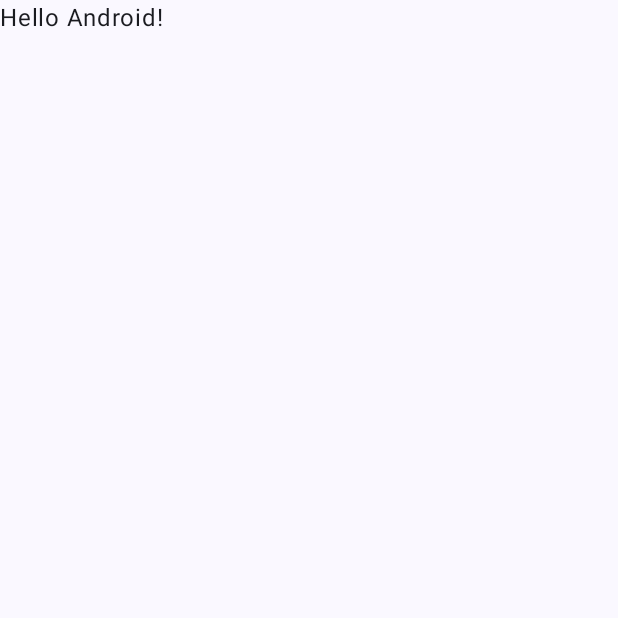
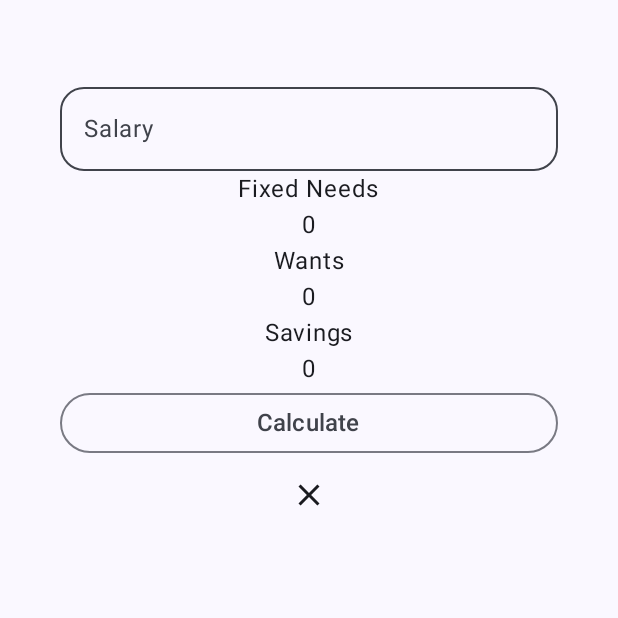
Before and after one commit to vcioffi/SalaryManagement, an Android app built with Jetpack Compose: the screen it shows after launch (MainActivity), on a phone screen of 412 x 824 dp, the top half of it. Before the commit the part shown is almost empty. Run offline under Robolectric (Android 15) with nearby library versions, the phone set to English and light mode, and no system bars.

Commit message:
base App

```diff
--- a/app/build.gradle.kts
+++ b/app/build.gradle.kts
@@ -5,12 +5,12 @@ plugins {
 
 android {
     namespace = "com.cioffi.salarymanagement"
-    compileSdk = 34
+    compileSdk = 35
 
     defaultConfig {
         applicationId = "com.cioffi.salarymanagement"
         minSdk = 34
-        targetSdk = 34
+        targetSdk = 35
         versionCode = 1
         versionName = "1.0"
 
@@ -66,4 +66,5 @@ dependencies {
     androidTestImplementation(libs.androidx.ui.test.junit4)
     debugImplementation(libs.androidx.ui.tooling)
     debugImplementation(libs.androidx.ui.test.manifest)
+    implementation(libs.androidx.lifecycle.viewmodel.compose)
 }
--- a/app/src/main/AndroidManifest.xml
+++ b/app/src/main/AndroidManifest.xml
@@ -3,6 +3,7 @@
     xmlns:tools="http://schemas.android.com/tools">
 
     <application
+        android:name=".SalaryMgtApp"
         android:allowBackup="true"
         android:dataExtractionRules="@xml/data_extraction_rules"
         android:fullBackupContent="@xml/backup_rules"
@@ -10,8 +11,7 @@
         android:label="@string/app_name"
         android:roundIcon="@mipmap/ic_launcher_round"
         android:supportsRtl="true"
-        android:theme="@style/Theme.SalaryManagement"
-        tools:targetApi="31">
+        android:theme="@style/Theme.SalaryManagement">
         <activity
             android:name=".MainActivity"
             android:exported="true"
--- a/app/src/main/java/com/cioffi/salarymanagement/MainActivity.kt
+++ b/app/src/main/java/com/cioffi/salarymanagement/MainActivity.kt
@@ -5,12 +5,9 @@ import androidx.activity.ComponentActivity
 import androidx.activity.compose.setContent
 import androidx.activity.enableEdgeToEdge
 import androidx.compose.foundation.layout.fillMaxSize
-import androidx.compose.foundation.layout.padding
-import androidx.compose.material3.Scaffold
-import androidx.compose.material3.Text
-import androidx.compose.runtime.Composable
+import androidx.compose.material3.Surface
 import androidx.compose.ui.Modifier
-import androidx.compose.ui.tooling.preview.Preview
+import com.cioffi.salarymanagement.ui.home.HomeScreen
 import com.cioffi.salarymanagement.ui.theme.SalaryManagementTheme
 
 class MainActivity : ComponentActivity() {
@@ -19,29 +16,10 @@ class MainActivity : ComponentActivity() {
         enableEdgeToEdge()
         setContent {
             SalaryManagementTheme {
-                Scaffold(modifier = Modifier.fillMaxSize()) { innerPadding ->
-                    Greeting(
-                        name = "Android",
-                        modifier = Modifier.padding(innerPadding)
-                    )
+                Surface(modifier = Modifier.fillMaxSize()) {
+                    HomeScreen()
                 }
             }
         }
     }
 }
-
-@Composable
-fun Greeting(name: String, modifier: Modifier = Modifier) {
-    Text(
-        text = "Hello $name!",
-        modifier = modifier
-    )
-}
-
-@Preview(showBackground = true)
-@Composable
-fun GreetingPreview() {
-    SalaryManagementTheme {
-        Greeting("Android")
-    }
-}
--- /dev/null
+++ b/app/src/main/java/com/cioffi/salarymanagement/SalaryMgtmApplication.kt
@@ -0,0 +1,14 @@
+package com.cioffi.salarymanagement
+
+import android.app.Application
+import com.cioffi.salarymanagement.data.AppContainer
+
+class SalaryMgtApp : Application() {
+
+    lateinit var container: AppContainer
+
+    override fun onCreate() {
+        super.onCreate()
+//        container = AppContainer(this)
+   }
+}
--- /dev/null
+++ b/app/src/main/java/com/cioffi/salarymanagement/ui/home/HomeSceen.kt
@@ -0,0 +1,104 @@
+package com.cioffi.salarymanagement.ui.home
+
+
+import androidx.compose.foundation.layout.Arrangement
+import androidx.compose.foundation.layout.Column
+import androidx.compose.foundation.layout.fillMaxWidth
+import androidx.compose.foundation.layout.padding
+import androidx.compose.foundation.layout.safeDrawingPadding
+import androidx.compose.foundation.layout.statusBarsPadding
+import androidx.compose.foundation.rememberScrollState
+import androidx.compose.foundation.text.KeyboardOptions
+import androidx.compose.foundation.verticalScroll
+import androidx.compose.material.icons.Icons
+import androidx.compose.material.icons.filled.Clear
+import androidx.compose.material3.Icon
+import androidx.compose.material3.IconButton
+import androidx.compose.material3.MaterialTheme.colorScheme
+import androidx.compose.material3.MaterialTheme.shapes
+import androidx.compose.material3.OutlinedButton
+import androidx.compose.material3.OutlinedTextField
+import androidx.compose.material3.Text
+import androidx.compose.material3.TextFieldDefaults
+import androidx.compose.runtime.Composable
+import androidx.compose.runtime.collectAsState
+import androidx.compose.runtime.getValue
+import androidx.compose.ui.Alignment
+import androidx.compose.ui.Modifier
+import androidx.compose.ui.res.stringResource
+import androidx.compose.ui.text.input.KeyboardType
+import androidx.compose.ui.tooling.preview.Preview
+import androidx.compose.ui.unit.dp
+import androidx.compose.ui.unit.sp
+import androidx.lifecycle.viewmodel.compose.viewModel
+import com.cioffi.salarymanagement.R
+import com.cioffi.salarymanagement.ui.theme.SalaryManagementTheme
+
+
+@Composable
+fun HomeScreen(homeViewModel: HomeViewModel = viewModel()) {
+    val homeUiState by homeViewModel.uiState.collectAsState()
+
+    Column(
+        modifier = Modifier
+            .statusBarsPadding()
+            .padding(horizontal = 40.dp, vertical = 50.dp)
+            .verticalScroll(rememberScrollState())
+            .safeDrawingPadding(),
+        horizontalAlignment = Alignment.CenterHorizontally,
+        verticalArrangement = Arrangement.Top){
+        EditNumberField(homeViewModel.salary, onSalaryChanged = {homeViewModel.updateSalary(it)})
+        AmountText(label = stringResource(R.string.fixed_needs), value =homeUiState.fixedNeeds )
+        AmountText(label = stringResource(R.string.wants), value =homeUiState.wants )
+        AmountText(label = stringResource(R.string.savings), value =homeUiState.savings )
+        OutlinedButton(
+            onClick = { homeViewModel.calcPercentage() },
+            modifier = Modifier.fillMaxWidth()
+        ) {
+            Text(
+                text = stringResource(R.string.calculate),
+                fontSize = 16.sp
+            )
+        }
+        IconButton(onClick = { homeViewModel.onClear() }) {
+            Icon(Icons.Filled.Clear, contentDescription = "Clear")
+        }
+    }
+}
+
+@Composable
+fun EditNumberField(salary : String, onSalaryChanged: (String) -> Unit,modifier: Modifier = Modifier) {
+
+    OutlinedTextField(
+        value = salary,
+        singleLine = true,
+        shape = shapes.large,
+        modifier = Modifier.fillMaxWidth(),
+
+        colors = TextFieldDefaults.colors(
+            focusedContainerColor = colorScheme.surface,
+            unfocusedContainerColor = colorScheme.surface,
+            disabledContainerColor = colorScheme.surface,
+        ),
+        onValueChange = onSalaryChanged,
+        label = {Text(stringResource(R.string.salary))},
+        keyboardOptions = KeyboardOptions.Default.copy(
+            keyboardType = KeyboardType.Number
+        )
+    )
+}
+
+@Composable
+fun AmountText(label:String,value:Int){
+    Text(text = label)
+    Text(text = value.toString())
+}
+
+
+@Preview(showBackground = true)
+@Composable
+fun GreetingPreview() {
+    SalaryManagementTheme {
+        HomeScreen()
+    }
+}
--- /dev/null
+++ b/app/src/main/java/com/cioffi/salarymanagement/ui/home/HomeViewModel.kt
@@ -0,0 +1,54 @@
+package com.cioffi.salarymanagement.ui.home
+
+import androidx.compose.runtime.getValue
+import androidx.compose.runtime.mutableStateOf
+import androidx.compose.runtime.setValue
+import androidx.lifecycle.ViewModel
+import kotlinx.coroutines.flow.MutableStateFlow
+import kotlinx.coroutines.flow.StateFlow
+import kotlinx.coroutines.flow.asStateFlow
+import kotlinx.coroutines.flow.update
+
+data class homeUiState(
+    val fixedNeeds: Int = 0,  //50%
+    val wants: Int = 0,       //30%
+    val savings: Int = 0      //20%
+)
+
+class HomeViewModel :ViewModel() {
+
+    private val _uiState = MutableStateFlow(homeUiState())
+    val uiState: StateFlow<homeUiState> = _uiState.asStateFlow()
+
+    var salary by mutableStateOf("")
+        private set
+
+
+    fun updateSalary(sal: String){
+        salary = sal
+    }
+
+    fun calcPercentage() {
+        val sal = salary.toInt()
+        if(sal > 0 ) {
+            _uiState.update { it ->
+                it.copy(
+                    fixedNeeds = sal *50/100,
+                    wants = sal *30/100,
+                    savings = sal *20/100
+                )
+            }
+        }
+    }
+
+    fun onClear() {
+        updateSalary("")
+            _uiState.update { it ->
+                it.copy(
+                    fixedNeeds = 0,
+                    wants = 0,
+                    savings = 0
+                )
+            }
+    }
+}
--- a/app/src/main/res/values/strings.xml
+++ b/app/src/main/res/values/strings.xml
@@ -1,3 +1,8 @@
 <resources>
     <string name="app_name">Salary Management</string>
+    <string name="salary">Salary</string>
+    <string name="calculate">Calculate</string>
+    <string name="savings">Savings</string>
+    <string name="wants">Wants</string>
+    <string name="fixed_needs">Fixed Needs</string>
 </resources>
--- a/gradle/libs.versions.toml
+++ b/gradle/libs.versions.toml
@@ -11,6 +11,7 @@ composeBom = "2024.04.01"
 
 [libraries]
 androidx-core-ktx = { group = "androidx.core", name = "core-ktx", version.ref = "coreKtx" }
+androidx-lifecycle-viewmodel-compose = { module = "androidx.lifecycle:lifecycle-viewmodel-compose", version.ref = "lifecycleRuntimeKtx" }
 junit = { group = "junit", name = "junit", version.ref = "junit" }
 androidx-junit = { group = "androidx.test.ext", name = "junit", version.ref = "junitVersion" }
 androidx-espresso-core = { group = "androidx.test.espresso", name = "espresso-core", version.ref = "espressoCore" }
```
Also changed, not shown: app/src/main/java/com/cioffi/salarymanagement/AppViewModelProvider.kt (added, +13 -0 lines), app/src/main/java/com/cioffi/salarymanagement/data/AppContainer.kt (added, +11 -0 lines), gradle/wrapper/gradle-wrapper.properties, 1 other file.
